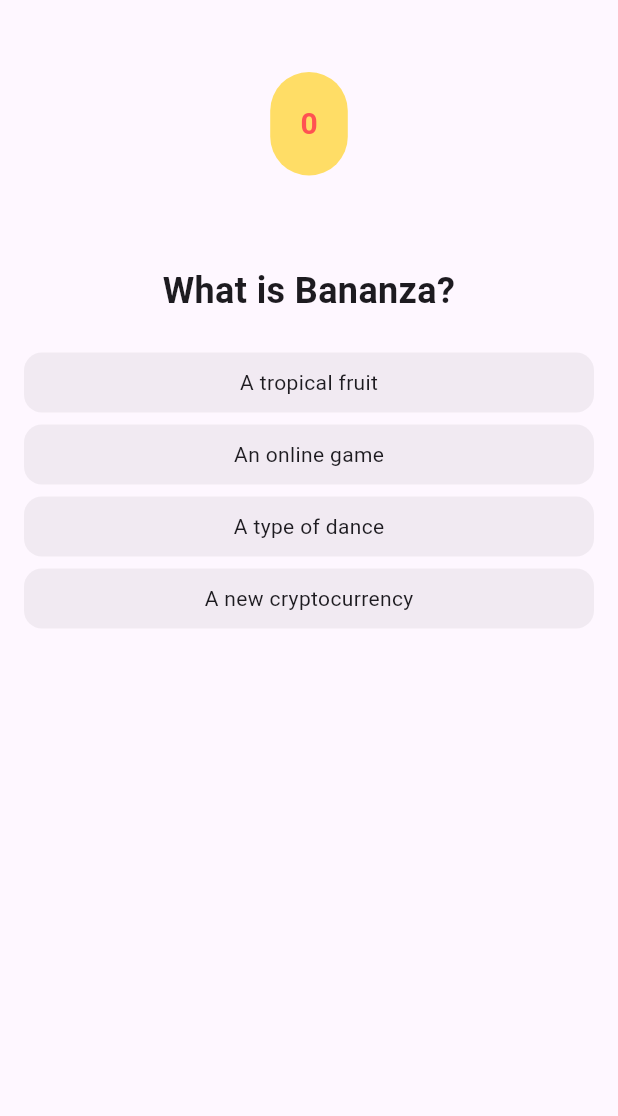
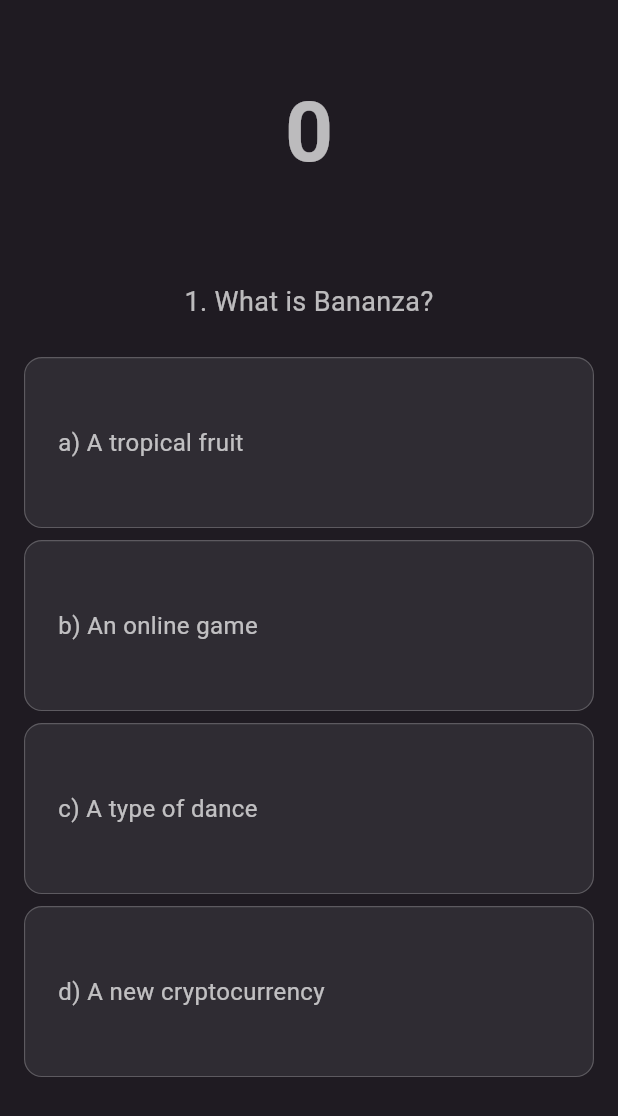
Before and after one commit to artemfob/time_saver, a Flutter app: the QuizScreen screen opened by its route, on a phone screen of 412 x 824 dp. Shown: the top 1116 px of the screen. Run offline on Flutter 3.47's test engine with Material 3 defaults, Android fonts, the phone set to English and light mode, and no system bars; our stand-ins replace bloc, cached_network_image, dio, firebase_core, firebase_messaging, flutter_bloc and 4 more; missing offline and left inert: android_play_install_referrer; accounts and stored records are empty; network calls fail.

Commit message:
fixed bugs, finished quiz screen and push notifications

```diff
--- a/lib/main.dart
+++ b/lib/main.dart
@@ -9,16 +9,22 @@ import 'app.dart';
 
 void main() async {
   WidgetsFlutterBinding.ensureInitialized();
-  await initFirebase();
+  await initFirebaseWithNotifications();
   runApp(const App());
 }
 
-Future<void> initFirebase() async {
+Future<void> initFirebaseWithNotifications() async {
   await Firebase.initializeApp(options: DefaultFirebaseOptions.currentPlatform);
+  FirebaseMessaging.instance.requestPermission();
 
-  final FlutterLocalNotificationsPlugin flutterLocalNotificationsPlugin =
+  print('>>>> TOKEN ${await FirebaseMessaging.instance.getToken()}');
+
+  FlutterLocalNotificationsPlugin flutterLocalNotificationsPlugin =
       FlutterLocalNotificationsPlugin();
-  print('>>>> TOKEN ${await FirebaseMessaging.instance.getToken()}');
+
+  await flutterLocalNotificationsPlugin.initialize(const InitializationSettings(
+    android: AndroidInitializationSettings('@mipmap/icon'),
+  ));
 
   FirebaseMessaging.onMessage.listen((RemoteMessage message) async {
     if (WidgetsBinding.instance.lifecycleState == AppLifecycleState.resumed) {
--- a/lib/screens/quiz_screen.dart
+++ b/lib/screens/quiz_screen.dart
@@ -1,11 +1,9 @@
 import 'package:app_generator/bloc/index.dart';
 import 'package:app_generator/data/models/question/model.dart';
 import 'package:app_generator/data/questions.dart';
-import 'package:app_generator/screens/splash_screen.dart';
 import 'package:app_generator/widgets/index.dart';
 import 'package:flutter/material.dart';
 import 'package:flutter_bloc/flutter_bloc.dart';
-import 'package:go_router/go_router.dart';
 
 class QuizScreen extends StatefulWidget {
   static const String path = '/quiz';
@@ -23,15 +21,19 @@ class _QuizScreenState extends State<QuizScreen> {
   @override
   Widget build(BuildContext context) {
     return Scaffold(
+      backgroundColor: Color.fromRGBO(31, 27, 34, 1.0),
       body: SafeArea(
         child: finish
             ? const _FinishedQuizWidget()
             : PageView.builder(
                 controller: controller,
+                physics: const NeverScrollableScrollPhysics(),
                 itemCount: questions.length,
                 itemBuilder: (BuildContext context, int index) {
                   final question = QuestionModel.fromJson(questions[index]);
-                  return Padding(
+                  return Container(
+                    decoration: const BoxDecoration(
+                        color: Color.fromRGBO(31, 27, 34, 1.0)),
                     padding:
                         const EdgeInsets.symmetric(horizontal: 16, vertical: 8),
                     child: Column(
@@ -53,12 +55,11 @@ class _QuizScreenState extends State<QuizScreen> {
                             setState(() {
                               finish = true;
                             });
-                            await Future.delayed(const Duration(seconds: 5),
-                                () => context.push(SplashScreen.path));
                           },
                           goNext: () => controller.nextPage(
                               duration: const Duration(milliseconds: 250),
                               curve: Curves.easeOut),
+                          index: index + 1,
                         ))
                       ],
                     ),
@@ -77,7 +78,9 @@ class _FinishedQuizWidget extends StatelessWidget {
   Widget build(BuildContext context) {
     return Center(
       child: Text(
-          'You finished Quiz with ${context.read<ScoreCubit>().state.score?.toStringAsFixed(0)} points! Congrats!'),
+        'You finished Quiz with ${context.read<ScoreCubit>().state.score?.toStringAsFixed(0)} points! Congrats!',
+        style: const TextStyle(color: Colors.white70),
+      ),
     );
   }
 }
--- a/lib/screens/splash_screen.dart
+++ b/lib/screens/splash_screen.dart
@@ -27,12 +27,12 @@ class _SplashScreenState extends State<SplashScreen> {
     return BlocListener<GameCubit, GameState>(
       listener: (context, state) async {
         await Future.delayed(Duration(seconds: 1)); //todo remove if need
-        if (state is WebView) {
-          context.go(WebViewScreen.path);
-        } else if (state is Quiz) {
-          context.go(QuizScreen.path);
-        }
-        // context.go(QuizScreen.path);
+        // if (state is WebView) {
+        //   context.go(WebViewScreen.path);
+        // } else if (state is Quiz) {
+        //   context.go(QuizScreen.path);
+        // }
+        context.go(QuizScreen.path);
       },
       child: Stack(
         fit: StackFit.expand,
--- a/lib/services/push_notifications.dart
+++ b/lib/services/push_notifications.dart
@@ -33,10 +33,11 @@ class PushNotifications {
     //       await _getByteArrayFromUrl('https://dummyimage.com/48x48'));
 
     AndroidNotificationDetails androidPlatformChannelSpecifics;
-
-    if (message.data['imageUrl'] != null) {
+    print(message.notification?.android?.imageUrl);
+    if (message.notification?.android?.imageUrl != null) {
       final ByteArrayAndroidBitmap bigPicture = ByteArrayAndroidBitmap(
-          await _getByteArrayFromUrl(message.data['imageUrl']));
+          await _getByteArrayFromUrl(
+              message.notification?.android?.imageUrl ?? ''));
 
       final BigPictureStyleInformation bigPictureStyleInformation =
           BigPictureStyleInformation(bigPicture,
--- a/lib/widgets/question_form_widget.dart
+++ b/lib/widgets/question_form_widget.dart
@@ -9,10 +9,12 @@ class QuestionFormWidget extends StatelessWidget {
       required this.question,
       required this.goNext,
       required this.finish,
-      required this.lastQuestion})
+      required this.lastQuestion,
+      required this.index})
       : super(key: key);
   final QuestionModel question;
   final bool lastQuestion;
+  final int index;
   final void Function() goNext;
   final void Function() finish;
 
@@ -22,11 +24,12 @@ class QuestionFormWidget extends StatelessWidget {
       mainAxisSize: MainAxisSize.min,
       children: [
         Text(
-          question.questionText,
+          '$index. ${question.questionText}',
           textAlign: TextAlign.center,
-          style: const TextStyle(
-            fontWeight: FontWeight.w600,
-            fontSize: 24,
+          style: TextStyle(
+            color: Colors.white.withOpacity(0.7),
+            fontWeight: FontWeight.w400,
+            fontSize: 18,
           ),
         ),
         const SizedBox(
@@ -34,8 +37,11 @@ class QuestionFormWidget extends StatelessWidget {
         ),
         Expanded(
             child: Column(
-          children: question.answers
-              .map((e) => InkWell(
+          children: question.answers.map((e) {
+            List<String> markers = ['a)', 'b)', 'c)', 'd)'];
+
+            return Expanded(
+              child: InkWell(
                 highlightColor: Colors.white.withOpacity(0),
                 splashColor: Colors.white.withOpacity(0),
                 radius: 0,
@@ -48,16 +54,27 @@ class QuestionFormWidget extends StatelessWidget {
                 },
                 child: Container(
                     width: MediaQuery.of(context).size.width * 1,
-                        height: 40,
-                        alignment: Alignment.center,
+                    alignment: Alignment.centerLeft,
+                    padding: EdgeInsets.only(left: 22, top: 12, bottom: 12),
                     margin: const EdgeInsets.only(bottom: 8),
                     decoration: BoxDecoration(
                         borderRadius: BorderRadius.circular(12),
-                            color: Colors.black.withOpacity(0.05)),
-                        child: Text(e.text)),
-                  ))
-              .toList(),
-        ))
+                        border: Border.all(
+                            color: Colors.white.withOpacity(0.22), width: 0.75),
+                        color: Color.fromRGBO(47, 44, 51, 1.0)),
+                    child: Text(
+                        '${markers[question.answers.indexOf(e)]} ${e.text}',
+                        style: TextStyle(
+                            fontSize: 16,
+                            fontWeight: FontWeight.w400,
+                            color: Colors.white.withOpacity(0.7)))),
+              ),
+            );
+          }).toList(),
+        )),
+        const SizedBox(
+          height: 90,
+        )
       ],
     );
   }
--- a/lib/widgets/score_counter_widget.dart
+++ b/lib/widgets/score_counter_widget.dart
@@ -7,16 +7,12 @@ class ScoreCounterWidget extends StatelessWidget {
 
   @override
   Widget build(BuildContext context) {
-    return Container(
-      padding: const EdgeInsets.all(20),
-      decoration: BoxDecoration(
-          color: Colors.amberAccent.withOpacity(0.8),
-          borderRadius: BorderRadius.circular(100)),
-      child: Text(
-        (context.watch<ScoreCubit>().state.score ?? 0).toStringAsFixed(0),
-        style: const TextStyle(
-            fontSize: 20, fontWeight: FontWeight.w700, color: Colors.redAccent),
-      ),
+    return Text(
+      (context.watch<ScoreCubit>().state.score ?? 0).toStringAsFixed(0),
+      style: TextStyle(
+          fontSize: 56,
+          fontWeight: FontWeight.w700,
+          color: Colors.white.withOpacity(0.7)),
     );
   }
 }
```
Also changed, not shown: 2 other files. Lines whose indentation alone changed are shown as unchanged.
